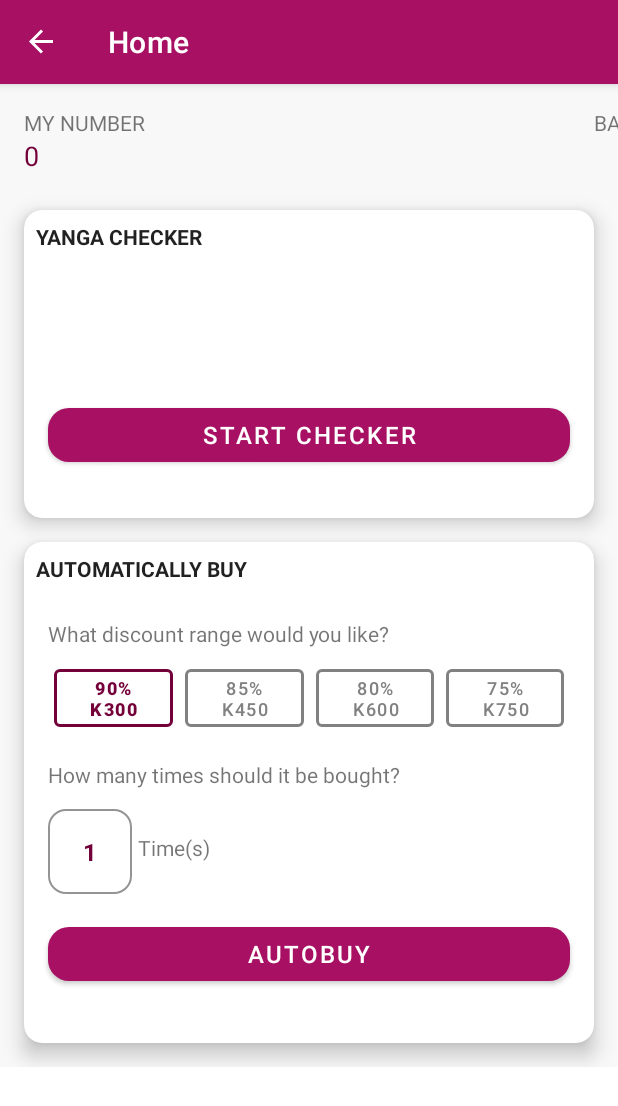
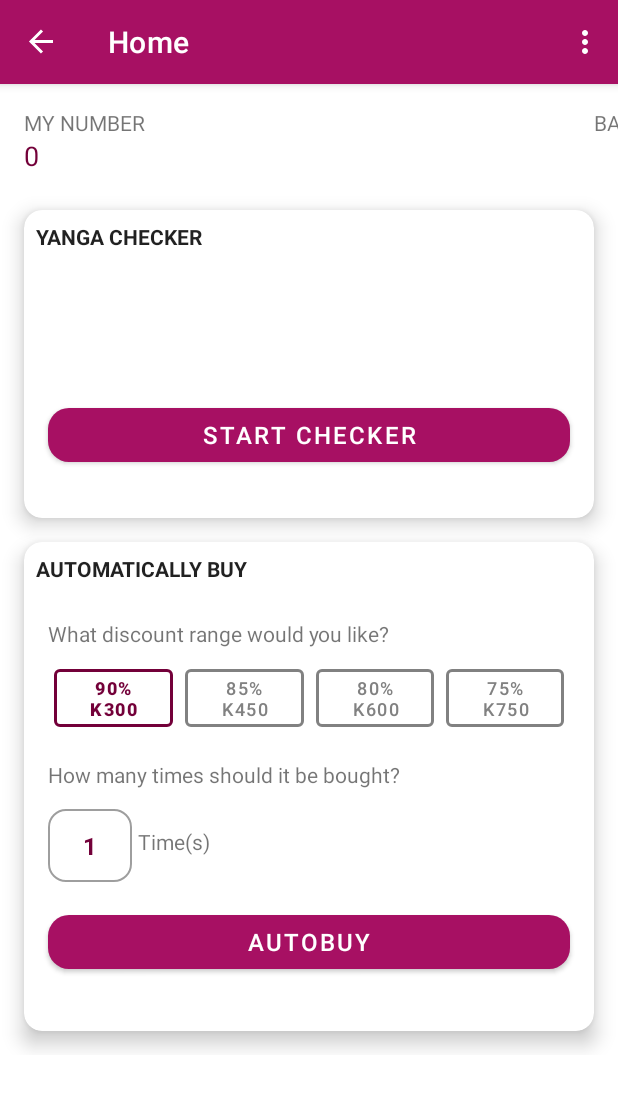
Before and after one commit to chimzeVin/Yanga-Checker, an Android app: the HomeFragment screen opened through its navigation route, on a phone screen of 412 x 824 dp. Shown: the top 1106 px of the screen. Run offline under Robolectric (Android 15) with nearby library versions, the phone set to English and light mode, and no system bars; our stand-ins replace Room's generated code, data binding, navigation-ui; plain views replace CircularProgressBar; 12 statements that could not run were skipped.

Commit message:
*Added in Dark Mode support
**Separated functionality of the autobuy feature and routine checker feature

***still needs cleaning and commenting

```diff
--- a/app/src/main/java/com/chimzeart/yangachecker/MainActivity.kt
+++ b/app/src/main/java/com/chimzeart/yangachecker/MainActivity.kt
@@ -23,13 +23,13 @@ class MainActivity : AppCompatActivity() {
     private val mainViewModel: MainViewModel by viewModels()
     private var token : String? = null
     private var number: String? = ""
+    private var mode: Int = AppCompatDelegate.MODE_NIGHT_NO
     private lateinit var analytics: FirebaseAnalytics
 
     override fun onCreate(savedInstanceState: Bundle?) {
         super.onCreate(savedInstanceState)
 //        startService(Intent(this, UssdReceiver::class.java))
 //        isMyServiceRunning(UssdReceiver::class.java)
-        AppCompatDelegate.setDefaultNightMode(AppCompatDelegate.MODE_NIGHT_NO)
         analytics = Firebase.analytics
         binding = ActivityMainBinding.inflate(layoutInflater)
         binding.lifecycleOwner = this
@@ -41,7 +41,15 @@ class MainActivity : AppCompatActivity() {
             getString(R.string.preference_file_key), Context.MODE_PRIVATE)
         token = sharedPref.getString(getString(R.string.saved_token_key), null)
         number = sharedPref.getString(getString(R.string.saved_msisdn_key), "")
+        mode = sharedPref.getInt(getString(R.string.dark_mode_key), 1)
 
+        if (mode == AppCompatDelegate.MODE_NIGHT_NO){
+            AppCompatDelegate.setDefaultNightMode(AppCompatDelegate.MODE_NIGHT_NO)
+
+        }else{
+            AppCompatDelegate.setDefaultNightMode(AppCompatDelegate.MODE_NIGHT_YES)
+
+        }
 
             number?.let { it1 -> mainViewModel.setMsisdn(it1) }
 //            findNavController().navigate(R.id.action_FirstFragment_to_homeFragment)
@@ -73,6 +81,8 @@ class MainActivity : AppCompatActivity() {
 
 
 
+
+
     fun isMyServiceRunning(serviceClass : Class<*> ) : Boolean{
         var manager = getSystemService(Context.ACTIVITY_SERVICE) as ActivityManager
         for (service in manager.getRunningServices(Integer.MAX_VALUE)) {
--- a/app/src/main/java/com/chimzeart/yangachecker/ui/HomeViewModel.kt
+++ b/app/src/main/java/com/chimzeart/yangachecker/ui/HomeViewModel.kt
@@ -105,9 +105,6 @@ class HomeViewModel(private val dataSource: YangaDatabase, token: String) : View
                 .build()
 
 
-
-
-
         WorkManager.getInstance().enqueueUniquePeriodicWork(
             RoutineCheckWorker.WORK_NAME,
             ExistingPeriodicWorkPolicy.REPLACE,
@@ -199,7 +196,7 @@ class HomeViewModel(private val dataSource: YangaDatabase, token: String) : View
 
 
         WorkManager.getInstance().enqueueUniquePeriodicWork(
-            RoutineCheckWorker.WORK_NAME,
+            RoutineCheckerAutoBuyWorker.WORK_NAME,
             ExistingPeriodicWorkPolicy.REPLACE,
             repeatingCheckerRequest)
 
--- a/app/src/main/java/com/chimzeart/yangachecker/workers/RoutineCheckerAutoBuyWorker.kt
+++ b/app/src/main/java/com/chimzeart/yangachecker/workers/RoutineCheckerAutoBuyWorker.kt
@@ -29,9 +29,9 @@ class RoutineCheckerAutoBuyWorker(
     private val appContext: Context,
     params: WorkerParameters,
 ) : CoroutineWorker(appContext, params) {
-//    companion object {
-//        const val WORK_NAME = "com.chimzeart.yangachecker.routinechecker"
-//    }
+    companion object {
+        const val WORK_NAME = "com.chimzeart.yangachecker.autoBuyer"
+    }
     override suspend fun doWork(): Result {
         Log.d(TAG,"Periodic work check with autobuy...")
 
--- a/app/src/main/res/layout/activity_main.xml
+++ b/app/src/main/res/layout/activity_main.xml
@@ -21,7 +21,7 @@
                 android:id="@+id/toolbar"
                 android:layout_width="match_parent"
                 android:layout_height="?attr/actionBarSize"
-                android:background="?attr/colorPrimary"
+                android:background="@color/primaryColor"
                 app:popupTheme="@style/Theme.YangaChecker.PopupOverlay" />
 
         </com.google.android.material.appbar.AppBarLayout>
--- a/app/src/main/res/layout/fragment_home.xml
+++ b/app/src/main/res/layout/fragment_home.xml
@@ -20,12 +20,12 @@
             <androidx.constraintlayout.widget.ConstraintLayout
                 android:layout_width="match_parent"
                 android:layout_height="wrap_content"
-                android:background="#F8F8F8"
+                android:background="@color/background"
                 tools:context=".ui.HomeFragment">
 
                 <TextView
                     android:id="@+id/balanceTextView"
-                    style="@style/secondaryTexts"
+                    android:textColor="@color/altTextColor"
                     android:layout_width="wrap_content"
                     android:layout_height="wrap_content"
                     android:layout_marginEnd="16dp"
@@ -36,7 +36,6 @@
 
                 <TextView
                     android:id="@+id/textView2"
-                    style="@style/primaryTexts"
                     android:layout_width="wrap_content"
                     android:layout_height="wrap_content"
                     android:layout_marginStart="16dp"
@@ -48,7 +47,7 @@
 
                 <TextView
                     android:id="@+id/textView3"
-                    style="@style/primaryTexts"
+
                     android:layout_width="wrap_content"
                     android:layout_height="wrap_content"
                     android:layout_marginTop="16dp"
@@ -61,7 +60,8 @@
 
                 <TextView
                     android:id="@+id/numberText"
-                    style="@style/secondaryTexts"
+                    android:textColor="@color/altTextColor"
+
                     android:layout_width="wrap_content"
                     android:layout_height="wrap_content"
                     android:layout_marginStart="16dp"
@@ -72,7 +72,7 @@
                     app:layout_constraintStart_toStartOf="parent"
                     app:layout_constraintTop_toBottomOf="@+id/textView2" />
 
-                <androidx.cardview.widget.CardView
+                <com.google.android.material.card.MaterialCardView
                     android:id="@+id/cardView"
                     android:layout_width="0dp"
                     android:layout_height="wrap_content"
@@ -99,7 +99,7 @@
                             android:layout_marginStart="64dp"
                             android:layout_marginTop="16dp"
                             android:layout_marginEnd="64dp"
-                            app:cpb_background_progressbar_color="#B5B5B5"
+                            app:cpb_background_progressbar_color="@color/progress_bar"
 
                             app:cpb_background_progressbar_width="34dp"
                             app:cpb_progress="66"
@@ -142,7 +142,7 @@
                             android:layout_marginTop="16dp"
                             android:layout_marginBottom="8dp"
                             android:textAppearance="@style/TextAppearance.AppCompat.Medium"
-                            android:textColor="@color/secondaryDarkColor"
+                            android:textColor="@color/secondary_alt_color"
                             app:layout_constraintBottom_toBottomOf="parent"
                             app:layout_constraintStart_toStartOf="parent"
                             app:layout_constraintTop_toBottomOf="@+id/circularProgressBar"
@@ -167,7 +167,7 @@
                             android:layout_marginStart="16dp"
                             android:layout_marginTop="24dp"
                             android:textAppearance="@style/TextAppearance.AppCompat.Large"
-                            android:textColor="@color/secondaryDarkColor"
+                            android:textColor="@color/secondary_alt_color"
                             app:layout_constraintStart_toStartOf="parent"
                             app:layout_constraintTop_toBottomOf="@+id/textView"
                             tools:text="8GB" />
@@ -217,17 +217,18 @@
                             android:textAppearance="@style/TextAppearance.AppCompat.Small"
                             android:textSize="12sp" />
                     </androidx.constraintlayout.widget.ConstraintLayout>
-                </androidx.cardview.widget.CardView>
+                </com.google.android.material.card.MaterialCardView>
 
-                <androidx.cardview.widget.CardView
+                <com.google.android.material.card.MaterialCardView
                     android:id="@+id/cardView2"
                     android:layout_width="0dp"
                     android:layout_height="wrap_content"
                     android:layout_marginStart="16dp"
+                    android:layout_marginTop="24dp"
                     android:layout_marginEnd="16dp"
-                    android:layout_marginTop="24dp"
                     app:cardCornerRadius="12dp"
                     app:cardElevation="8dp"
+
                     app:layout_constraintEnd_toEndOf="parent"
                     app:layout_constraintStart_toStartOf="parent"
                     app:layout_constraintTop_toBottomOf="@id/numberText">
@@ -256,6 +257,7 @@
                             android:layout_marginTop="10dp"
                             android:layout_marginEnd="8dp"
                             android:elevation="6dp"
+
                             android:text="Start Checker"
                             android:textColor="#FFFFFF"
                             android:textSize="16sp"
@@ -294,16 +296,16 @@
                             android:layout_marginTop="24dp"
                             android:layout_marginEnd="16dp"
                             android:textAppearance="@style/TextAppearance.AppCompat.Display1"
-                            android:textColor="@color/primaryDarkColor"
+                            android:textColor="@color/altTextColor"
                             app:layout_constraintEnd_toEndOf="parent"
                             app:layout_constraintStart_toStartOf="parent"
                             app:layout_constraintTop_toBottomOf="@+id/textView9"
                             tools:text="4GB - 85%" />
 
                     </androidx.constraintlayout.widget.ConstraintLayout>
-                </androidx.cardview.widget.CardView>
+                </com.google.android.material.card.MaterialCardView>
 
-                <androidx.cardview.widget.CardView
+                <com.google.android.material.card.MaterialCardView
                     android:layout_width="0dp"
                     android:layout_height="wrap_content"
                     android:layout_marginStart="16dp"
@@ -374,12 +376,12 @@
                                 android:layout_weight="1"
                                 android:text="90%\nK300"
                                 android:textAlignment="center"
-                                android:textColor="@color/primaryDarkColor"
+                                android:textColor="@color/altTextColor"
                                 android:textSize="12sp"
                                 android:textStyle="bold"
                                 app:backgroundTint="@android:color/transparent"
                                 app:rippleColor="#33AAAAAA"
-                                app:strokeColor="@color/primaryDarkColor"
+                                app:strokeColor="@color/altTextColor"
                                 app:strokeWidth="2dp" />
 
                             <com.google.android.material.button.MaterialButton
@@ -455,7 +457,7 @@
 
                                 android:text="1"
 
-                                android:textColor="@color/primaryDarkColor"
+                                android:textColor="@color/altTextColor"
                                 android:textStyle="bold" />
                         </com.google.android.material.textfield.TextInputLayout>
 
@@ -503,7 +505,7 @@
 
                     </androidx.constraintlayout.widget.ConstraintLayout>
 
-                </androidx.cardview.widget.CardView>
+                </com.google.android.material.card.MaterialCardView>
 
             </androidx.constraintlayout.widget.ConstraintLayout>
         </ScrollView>
--- a/app/src/main/res/menu/menu_main.xml
+++ b/app/src/main/res/menu/menu_main.xml
@@ -3,8 +3,14 @@
     xmlns:tools="http://schemas.android.com/tools"
     tools:context="com.chimzeart.yangachecker.MainActivity">
     <item
-        android:id="@+id/action_settings"
+        android:id="@+id/action_dark_mode"
         android:orderInCategory="100"
-        android:title="@string/action_settings"
+        android:title="Dark Mode"
+        app:showAsAction="never" />
+
+    <item
+        android:id="@+id/action_light_mode"
+        android:orderInCategory="101"
+        android:title="Light Mode"
         app:showAsAction="never" />
 </menu>
--- /dev/null
+++ b/app/src/main/res/values-night/colors.xml
@@ -0,0 +1,16 @@
+<?xml version="1.0" encoding="utf-8"?>
+<resources>
+
+    <color name="altTextColor">#dc4e90</color>
+    <color name="primary_variant_color">#dc4e90</color>
+    <color name="secondaryColor">#96d94a</color>
+    <color name="secondary_alt_color">#96d94a</color>
+    <color name="progress_bar">#454545</color>
+    <color name="mtrl_textinput_default_box_stroke_color">#dc4e90</color>
+
+
+    <color name="background">#121212</color>
+
+
+
+</resources>
--- a/app/src/main/res/values-night/themes.xml
+++ b/app/src/main/res/values-night/themes.xml
@@ -2,15 +2,26 @@
     <!-- Base application theme. -->
     <style name="Theme.YangaChecker" parent="Theme.MaterialComponents.DayNight.DarkActionBar">
         <!-- Primary brand color. -->
-        <item name="colorPrimary">@color/purple_200</item>
-        <item name="colorPrimaryVariant">@color/purple_700</item>
+        <item name="colorPrimary">@color/primaryLightColor</item>
+        <item name="colorPrimaryVariant">@color/primaryColor</item>
         <item name="colorOnPrimary">@color/black</item>
         <!-- Secondary brand color. -->
         <item name="colorSecondary">@color/teal_200</item>
         <item name="colorSecondaryVariant">@color/teal_200</item>
         <item name="colorOnSecondary">@color/black</item>
         <!-- Status bar color. -->
-        <item name="android:statusBarColor" tools:targetApi="l">?attr/colorPrimaryVariant</item>
+        <item name="android:statusBarColor" >#730039</item>
         <!-- Customize your theme here. -->
+
+        <item name="android:actionMenuTextColor">@color/white</item>
     </style>
+
+
+
+    <style name="Theme.YangaChecker.NoActionBar">
+        <item name="windowActionBar">false</item>
+        <item name="windowNoTitle">true</item>
+    </style>
+    <style name="Theme.YangaChecker.AppBarOverlay" parent="ThemeOverlay.AppCompat.Dark.ActionBar"/>
+    <style name="Theme.YangaChecker.PopupOverlay" parent="ThemeOverlay.AppCompat.Dark"/>
 </resources>
--- a/app/src/main/res/values/colors.xml
+++ b/app/src/main/res/values/colors.xml
@@ -8,15 +8,20 @@
     <color name="black">#FF000000</color>
     <color name="white">#FFFFFFFF</color>
 
+    <color name="background">#FFFFFFFF</color>
+
     <color name="primaryColor">#a71063</color>
     <color name="primaryLightColor">#dc4e90</color>
-    <color name="primaryDarkColor">#730039</color>
+    <color name="primary_variant_color">#730039</color>
     <color name="secondaryColor">#63a710</color>
     <color name="secondaryLightColor">#96d94a</color>
-    <color name="secondaryDarkColor">#2f7700</color>
+    <color name="secondary_alt_color">#2f7700</color>
     <color name="primaryTextColor">#ffffff</color>
     <color name="secondaryTextColor">#000000</color>
     <color name="disabled">#818181</color>
+    <color name="progress_bar">#BCBCBC</color>
+
+    <color name="altTextColor">#730039</color>
 
     <color name="thirdColor">#10a798</color>
     <color name="thirdLightColor">#5bd9c9</color>
@@ -25,4 +30,6 @@
     <color name="fourthLightColor">#f8a07c</color>
     <color name="fourthDarkColor">#8e4425</color>
 
+
+    <color name="mtrl_textinput_default_box_stroke_color">#730039</color>
 </resources>
--- a/app/src/main/res/values/strings.xml
+++ b/app/src/main/res/values/strings.xml
@@ -14,6 +14,7 @@
     <string name="preference_file_key">com.chimzeart.yangachecker.app-config-key</string>
     <string name="saved_token_key">token_key</string>
     <string name="saved_msisdn_key">msisdn_key</string>
+    <string name="dark_mode_key">mode_key</string>
 
 
 </resources>
--- a/app/src/main/res/values/styles.xml
+++ b/app/src/main/res/values/styles.xml
@@ -1,7 +1,7 @@
 <?xml version="1.0" encoding="utf-8"?>
 <resources>
 
-    <style name="EditTextStyle" parent="Widget.MaterialComponents.TextInputLayout.OutlinedBox">
+    <style name="EditTextStyle" parent="Widget.MaterialComponents.TextInputLayout.OutlinedBox.Dense">
 
 
         <item name="boxCornerRadiusTopStart">12dp</item>
@@ -11,18 +11,11 @@
         <item name="boxBackgroundMode">outline</item>
         <item name="backgroundColor">@android:color/transparent</item>
         <item name="colorSurface">@android:color/transparent</item>
-        <item name="boxStrokeColor">@color/primaryDarkColor</item>
+
+
 
 
     </style>
 
-    <style name="primaryTexts">
 
-
-    </style>
-    <style name="secondaryTexts">
-        <item name="android:textColor">@color/primaryDarkColor</item>
-
-
-    </style>
 </resources>
--- a/app/src/main/res/values/themes.xml
+++ b/app/src/main/res/values/themes.xml
@@ -3,14 +3,14 @@
     <style name="Theme.YangaChecker" parent="Theme.MaterialComponents.DayNight.DarkActionBar">
         <!-- Primary brand color. -->
         <item name="colorPrimary">@color/primaryColor</item>
-        <item name="colorPrimaryVariant">@color/primaryDarkColor</item>
+        <item name="colorPrimaryVariant">@color/primary_variant_color</item>
         <item name="colorOnPrimary">@color/white</item>
         <!-- Secondary brand color. -->
         <item name="colorSecondary">@color/thirdLightColor</item>
         <item name="colorSecondaryVariant">@color/thirdDarkColor</item>
         <item name="colorOnSecondary">@color/black</item>
         <!-- Status bar color. -->
-        <item name="android:statusBarColor" tools:targetApi="l">?attr/colorPrimaryVariant</item>
+        <item name="android:statusBarColor" >?attr/colorPrimaryVariant</item>
         <!-- Customize your theme here. -->
     </style>
 
@@ -19,7 +19,13 @@
         <item name="windowNoTitle">true</item>
     </style>
 
-    <style name="Theme.YangaChecker.AppBarOverlay" parent="ThemeOverlay.AppCompat.Dark.ActionBar" />
+    <style name="Theme.YangaChecker.AppBarOverlay" parent="ThemeOverlay.AppCompat.Dark.ActionBar">
+        <item name="android:actionMenuTextColor">@color/white</item>
 
-    <style name="Theme.YangaChecker.PopupOverlay" parent="ThemeOverlay.AppCompat.Light" />
+    </style>
+
+    <style name="Theme.YangaChecker.PopupOverlay" parent="ThemeOverlay.AppCompat.Light">
+        <item name="android:actionMenuTextColor">@color/white</item>
+
+    </style>
 </resources>
```
Also changed, not shown: app/src/main/java/com/chimzeart/yangachecker/ui/HomeFragment.kt (+103 -20 lines).
